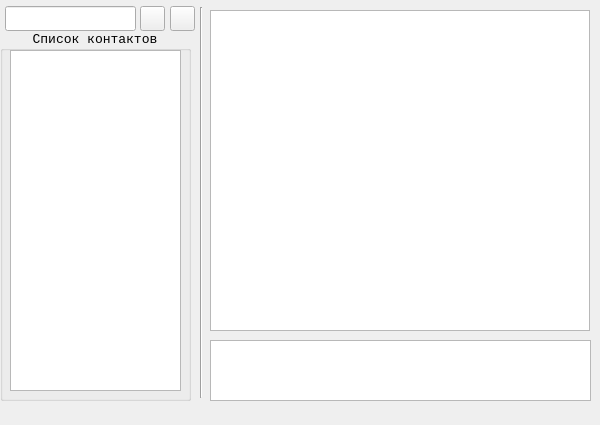
The window that main.ui (kostelov/talker) describes before a commit, drawn with Qt 5.
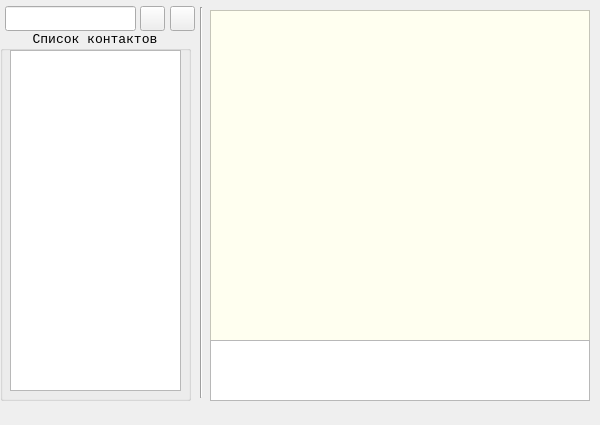
The same window after the commit. Icons and pictures are not drawn.

Patch:
```diff
--- a/main.ui
+++ b/main.ui
@@ -153,7 +153,7 @@
       <x>210</x>
       <y>10</y>
       <width>380</width>
-      <height>321</height>
+      <height>331</height>
      </rect>
     </property>
     <property name="font">
@@ -162,6 +162,19 @@
       <pointsize>10</pointsize>
      </font>
     </property>
+    <property name="styleSheet">
+     <string notr="true">background-color: rgb(255, 255, 240);
+alternate-background-color: rgb(243, 243, 243);</string>
+    </property>
+    <property name="frameShape">
+     <enum>QFrame::StyledPanel</enum>
+    </property>
+    <property name="frameShadow">
+     <enum>QFrame::Sunken</enum>
+    </property>
+    <property name="alternatingRowColors">
+     <bool>true</bool>
+    </property>
     <property name="wordWrap">
      <bool>true</bool>
     </property>
@@ -171,7 +184,7 @@
      <rect>
       <x>210</x>
       <y>340</y>
-      <width>381</width>
+      <width>380</width>
       <height>61</height>
      </rect>
     </property>
```
